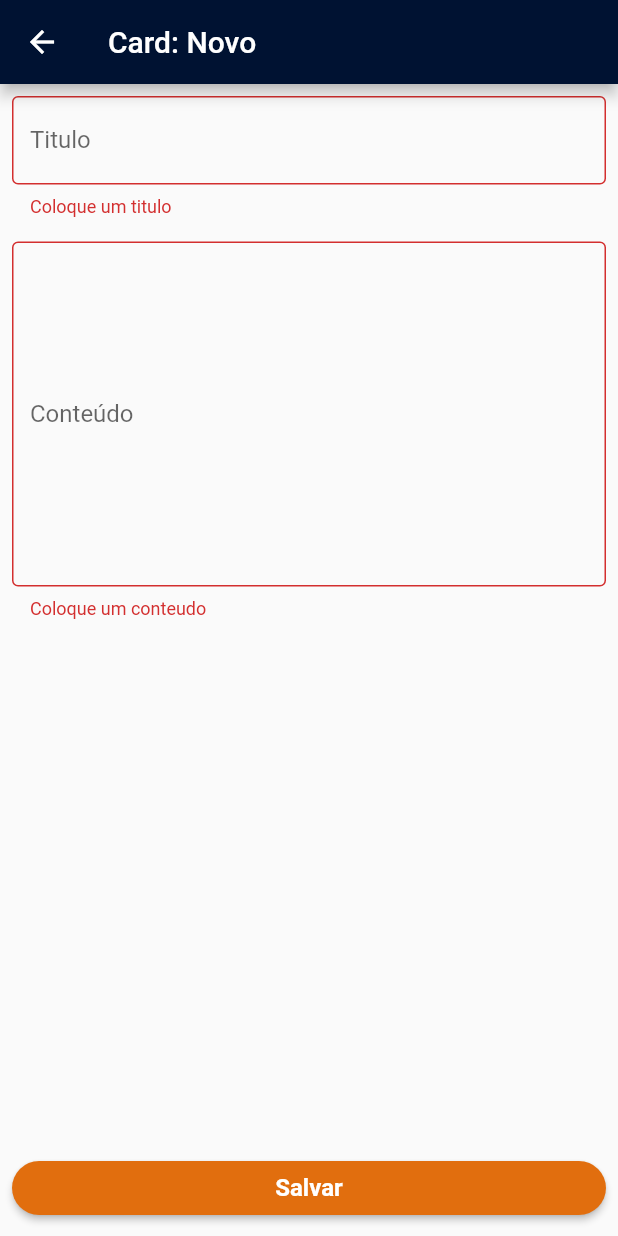
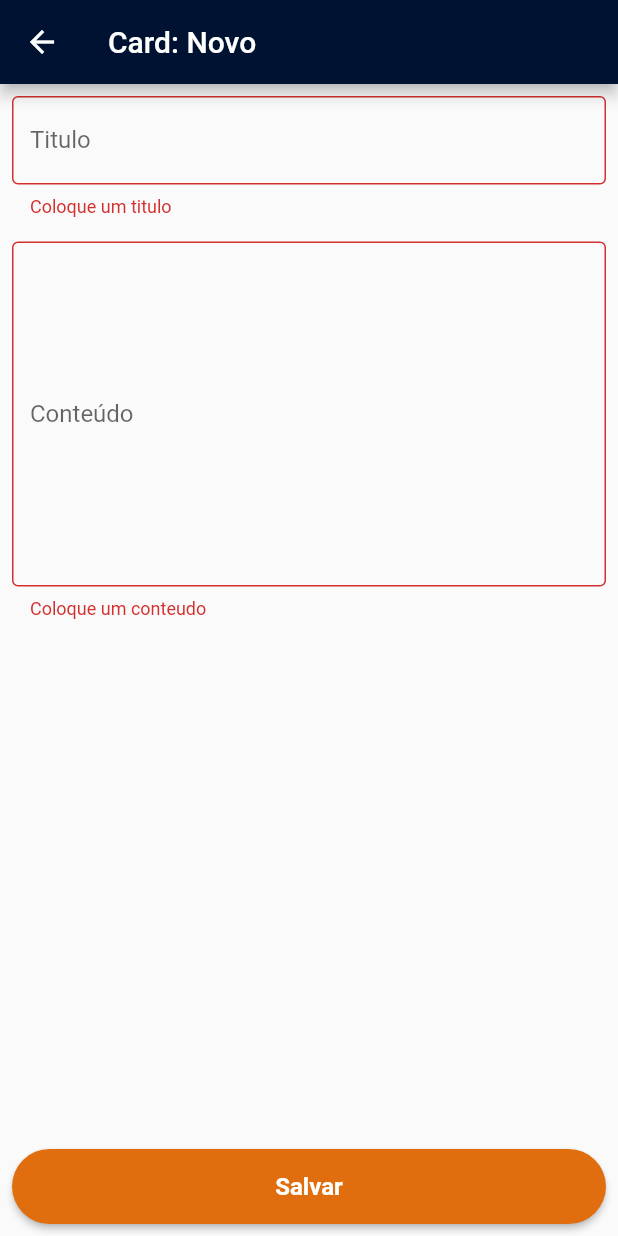
Before and after one commit to AirtonFranco/app_growdev, a Flutter app: the CardPage screen opened by its route, after a tap on "Salvar", on a phone screen of 412 x 824 dp. Run offline on Flutter 3.47's test engine with Material 2 defaults, Android fonts, the phone set to English and light mode, and no system bars; our stand-ins replace dio, email_validator; accounts and stored records are empty.

Commit message:
sexta-feira

```diff
--- a/lib/controllers/login_controller.dart
+++ b/lib/controllers/login_controller.dart
@@ -9,7 +9,7 @@ class LoginController {
   Future<bool> fazerLogin(String email, String senha) async {
     Response response =
         await service.fazerLogin(UserModel(email: email, password: senha));
-    if (response.statusCode == null) return false;
+    if (response.statusCode == null) return false; //BUG
     if (response.statusCode == 200) {
       user = Api.fromMap(response.data).user;
       token = Api.fromMap(response.data).token;
--- a/lib/pages/card_page.dart
+++ b/lib/pages/card_page.dart
@@ -1,3 +1,5 @@
+import 'package:app_growdev/controllers/home_controller.dart';
+import 'package:app_growdev/pages/home_page.dart';
 import 'package:flutter/material.dart';
 
 import 'package:app_growdev/controllers/card_controller.dart';
@@ -15,6 +17,7 @@ class CardPage extends StatefulWidget {
 }
 
 class _CardPageState extends State<CardPage> {
+  bool isLoading = false;
   String? title;
   String? content;
   final formKey = GlobalKey<FormState>();
@@ -22,12 +25,21 @@ class _CardPageState extends State<CardPage> {
   final controller = CardController();
 
   void salvar() async {
-    if (!formKey.currentState!.validate()) return;
+    isLoading = true;
+    setState(() {});
+    if (!formKey.currentState!.validate()) {
+      setState(() {
+        isLoading = false;
+      });
+      return;
+    }
     formKey.currentState!.save();
-    print(widget.token!);
-    print(title!);
-    print(content!);
-    await controller.criarCard(widget.token!, title!, content!);
+
+    await controller.criarCard(widget.token!, title!, content!).then((value) {
+      if (!value) return;
+
+      Navigator.pop(context);
+    });
   }
 
   @override
@@ -77,11 +89,17 @@ class _CardPageState extends State<CardPage> {
                   ],
                 ),
               ),
-              ElevatedButton(
+              Container(
+                height: 50,
+                child: ElevatedButton(
                   onPressed: () {
                     salvar();
                   },
-                child: Text('Salvar'),
+                  child: isLoading
+                      ? CircularProgressIndicator(
+                          backgroundColor: Colors.white,
+                        )
+                      : Text('Salvar'),
                   style: ElevatedButton.styleFrom(
                     textStyle: TextStyle(
                       fontWeight: FontWeight.bold,
@@ -93,6 +111,7 @@ class _CardPageState extends State<CardPage> {
                     ),
                   ),
                 ),
+              ),
             ],
           ),
         ),
```
Also changed, not shown: lib/controllers/card_controller.dart (+5 -2 lines), lib/controllers/home_controller.dart (+11 -1 lines), lib/pages/home_page.dart (+51 -10 lines), lib/services/api.dart (+49 -44 lines). Lines whose indentation alone changed are shown as unchanged.
